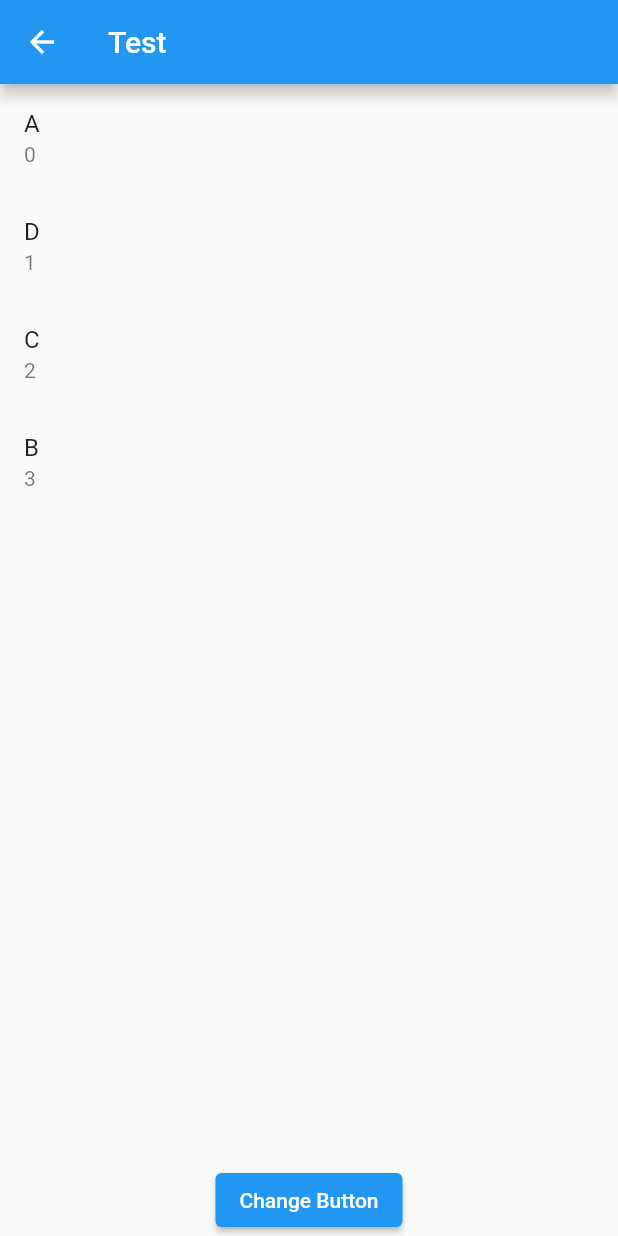
After one commit to Wansuko-cmd/shopping_friend_flutter, a Flutter app: the Test screen opened directly, after a tap on "Change Button", on a phone screen of 412 x 824 dp. The commit adds this screen. Run offline on Flutter 3.47's test engine with Material 2 defaults, Android fonts, the phone set to English and light mode, and no system bars.

```diff
--- a/lib/bloc/title/title_bloc.dart
+++ b/lib/bloc/title/title_bloc.dart
@@ -21,6 +21,11 @@ class TitleBloc{
     _titlesController.sink.add(titles);
   }
 
+  Future<int> addTitle(String title) async{
+    int titleId = await _databaseRepository.addTitle(title);
+    return titleId;
+  }
+
   void dispose(){
     _titlesController.close();
   }
--- a/lib/main.dart
+++ b/lib/main.dart
@@ -7,17 +7,17 @@ void main() {
 
 class MyApp extends StatelessWidget {
 
-  final title = "Shopping Friend";
+  final _title = "Shopping Friend";
 
   // This widget is the root of your application.
   @override
   Widget build(BuildContext context) {
     return MaterialApp(
-      title: 'Shopping Friend',
+      title: _title,
       theme: ThemeData(
         primarySwatch: Colors.blue,
       ),
-      home: TitlePage(title),
+      home: TitlePage(_title),
     );
   }
 }
--- a/lib/models/title_model.dart
+++ b/lib/models/title_model.dart
@@ -1,6 +1,6 @@
 class TitleModel{
 
-  final int id;
+  late final int id;
   String name;
 
   TitleModel(this.id, this.name);
--- a/lib/repositories/database_repository_interface.dart
+++ b/lib/repositories/database_repository_interface.dart
@@ -4,6 +4,8 @@ import 'package:shopping_friend_flutter/models/title_model.dart';
 abstract class DatabaseRepositoryInterface{
 
   Future<List<TitleModel>> getAllTitles();
+
+  Future<int> addTitle(String title);
 
   Future<TitleModel> findTitle(int titleId);
 
--- /dev/null
+++ b/lib/views/test.dart
@@ -0,0 +1,54 @@
+import 'package:flutter/cupertino.dart';
+import 'package:flutter/material.dart';
+
+class Test extends StatelessWidget{
+  @override
+  Widget build(BuildContext context) {
+    return Scaffold(
+      appBar: AppBar(title: Text("Test"),),
+      body: TestView(),
+    );
+  }
+}
+
+class TestView extends StatefulWidget{
+
+  @override
+  TestState createState() => TestState();
+}
+
+class TestState extends State{
+  List<String> list = ["A", "B", "C", "D"];
+
+  void changeList(){
+
+    setState(() {
+      String temp = list[1];
+      list[1] = list[3];
+      list[3] = temp;
+    });
+  }
+
+  @override
+  Widget build(BuildContext context) {
+    return Column(
+      children: [
+        Expanded(
+            child: ListView.builder(
+              itemCount: list.length,
+              itemBuilder: (context, index){
+                return ListTile(
+                  title: Text(list[index]),
+                  subtitle: Text(index.toString()),
+                );
+              },
+            ),
+        ),
+        ElevatedButton(
+          onPressed: changeList,
+          child: Text("Change Button"),
+        )
+      ],
+    );
+  }
+}
```
Also changed, not shown: lib/bloc/content/content_bloc.dart (+15 -16 lines), lib/repositories/database_repository.dart (+9 -2 lines), lib/views/title/title_page.dart (+2 -14 lines), lib/views/title/widgets/title_float_action_button.dart (added, +34 -0 lines).
